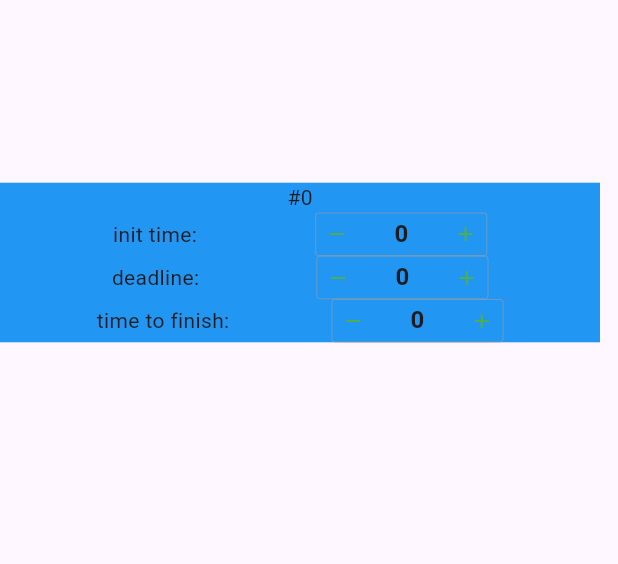
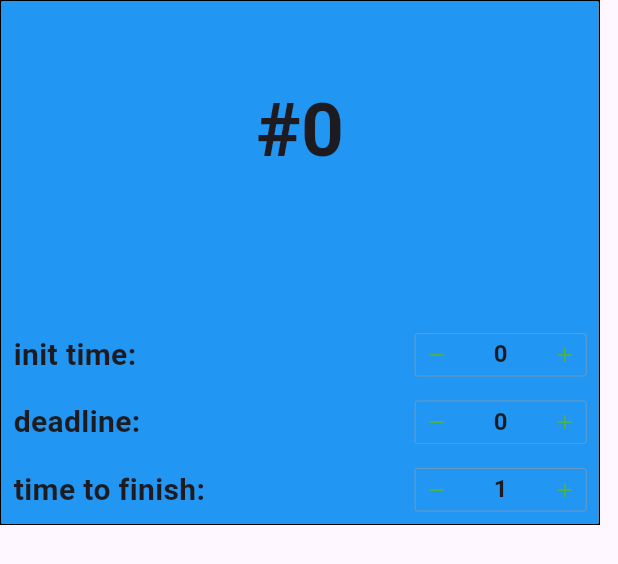
Before and after one commit to tlmm00/trabalho_SO, a Flutter app: the ProcessCard widget shown alone on an empty page, opened directly with empty values, on a phone screen of 412 x 824 dp. Shown: the top 564 px of the screen. Run offline on Flutter 3.47's test engine with Material 3 defaults, Android fonts, the phone set to English and light mode, and no system bars; drawn by our look-alikes of input_quantity; our stand-ins replace carousel_slider, tuple.

Commit message:
design refeito

```diff
--- a/view/lib/card.dart
+++ b/view/lib/card.dart
@@ -10,7 +10,7 @@ class ProcessCard extends StatefulWidget {
 
   final int processId;
   num _initTime = 0;
-  num _ttf = 0;
+  num _ttf = 1;
   num _deadline = 0;
   Color cardColor;
 
@@ -31,7 +31,11 @@ class ProcessCard extends StatefulWidget {
   }
 
   void setTtf(num newTtf) {
+    if (newTtf > 0) {
       _ttf = newTtf;
+    } else {
+      _ttf = 1;
+    }
   }
 
   void setDeadline(num newDeadline) {
@@ -48,19 +52,32 @@ class _ProcessCard extends State<ProcessCard> {
     return Container(
         width: 400,
         height: 350,
+        decoration: BoxDecoration(border: Border.all(color: Colors.black)),
         child: Center(
-        child: Column(
-          mainAxisAlignment: MainAxisAlignment.center,
-          children: [
-            Container(
+          child: Container(
             color: widget.cardColor,
             child: Column(
+              mainAxisAlignment: MainAxisAlignment.spaceBetween,
               children: [
-                  Text("#" + widget.processId.toString()),
-                  Row(
+                Padding(
+                  padding: const EdgeInsets.all(50.0),
+                  child: Text(
+                    "#${widget.processId.toString()}",
+                    style: const TextStyle(
+                        fontSize: 50, fontWeight: FontWeight.bold),
+                  ),
+                ),
+                Column(
                   mainAxisAlignment: MainAxisAlignment.spaceEvenly,
                   children: [
-                      Text("init time: "),
+                    Padding(
+                      padding: const EdgeInsets.all(8.0),
+                      child: Row(
+                        mainAxisAlignment: MainAxisAlignment.spaceBetween,
+                        children: [
+                          const Text("init time: ",
+                              style: TextStyle(
+                                  fontSize: 20, fontWeight: FontWeight.bold)),
                           InputQty(
                             minVal: 0,
                             initVal: widget.getInitTime(),
@@ -69,10 +86,15 @@ class _ProcessCard extends State<ProcessCard> {
                           )
                         ],
                       ),
-                  Row(
-                    mainAxisAlignment: MainAxisAlignment.spaceEvenly,
+                    ),
+                    Padding(
+                      padding: const EdgeInsets.all(8.0),
+                      child: Row(
+                        mainAxisAlignment: MainAxisAlignment.spaceBetween,
                         children: [
-                      Text("deadline: "),
+                          const Text("deadline: ",
+                              style: TextStyle(
+                                  fontSize: 20, fontWeight: FontWeight.bold)),
                           InputQty(
                             minVal: 0,
                             initVal: widget.getDeadline(),
@@ -81,24 +103,29 @@ class _ProcessCard extends State<ProcessCard> {
                           )
                         ],
                       ),
-                  Row(
-                    mainAxisAlignment: MainAxisAlignment.spaceEvenly,
+                    ),
+                    Padding(
+                      padding: const EdgeInsets.all(8.0),
+                      child: Row(
+                        mainAxisAlignment: MainAxisAlignment.spaceBetween,
                         children: [
-                      Text("time to finish: "),
+                          const Text("time to finish: ",
+                              style: TextStyle(
+                                  fontSize: 20, fontWeight: FontWeight.bold)),
                           InputQty(
-                        minVal: 0,
+                            minVal: 1,
                             initVal: widget.getTtf(),
                             onQtyChanged: (value) =>
                                 {setState(() => widget.setTtf(value))},
-                      )
-                    ],
                           )
                         ],
                       ),
                     )
                   ],
                 ),
+              ],
             ),
-    );
+          ),
+        ));
   }
 }
```
Also changed, not shown: view/lib/main.dart (+41 -12 lines). Lines whose indentation alone changed are shown as unchanged.
